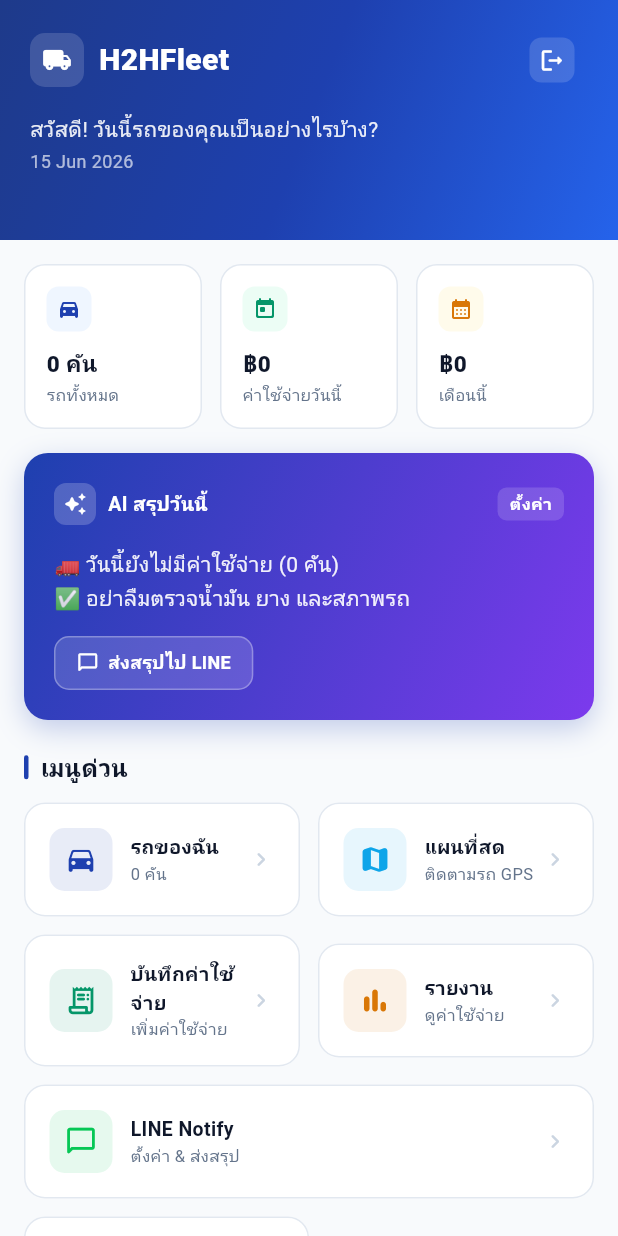
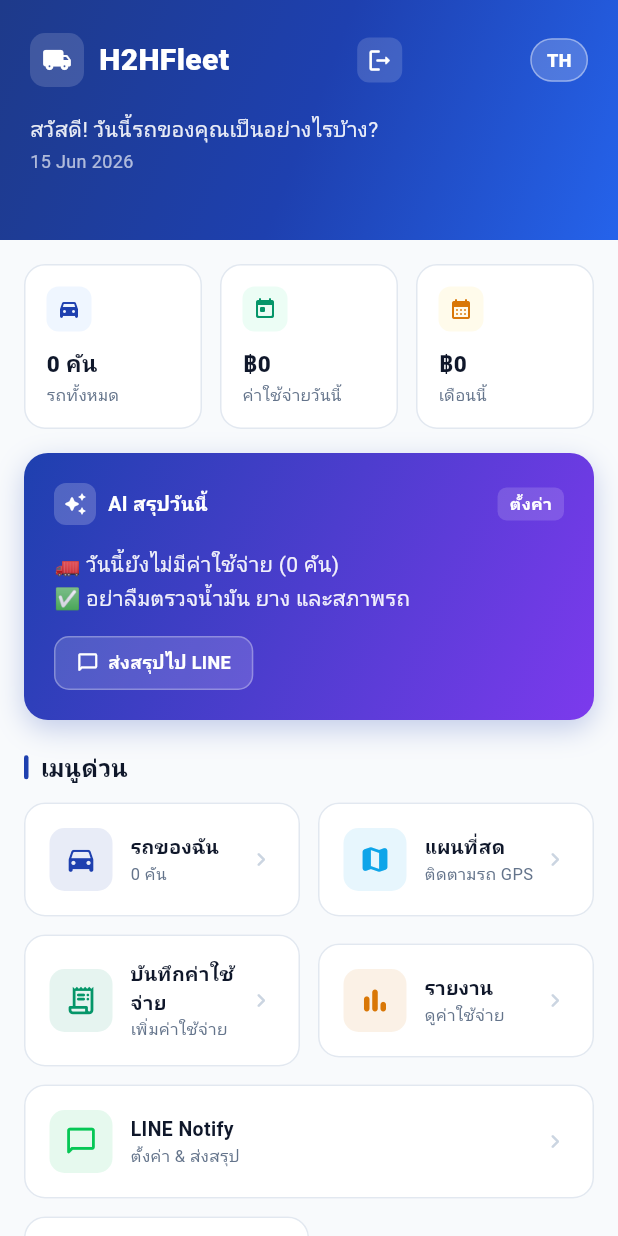
Before and after one commit to Rnai-io/H2Hfleet, a Flutter app: the screen it shows once a user with an empty profile is signed in, on a phone screen of 412 x 824 dp. Run offline on Flutter 3.47's test engine with Material 3 defaults, Android fonts, the phone set to English and light mode, and no system bars; our stand-ins replace dio, flutter_map, flutter_riverpod, geolocator, google_fonts, latlong2 and 2 more; accounts and stored records are empty; Roboto replaces fonts that are missing (Prompt).

Commit message:
Add TH/EN language support to Flutter app
- AppStrings: full TH/EN translation class
- localeProvider: Riverpod notifier + SharedPreferences persistence
- app.dart: use locale from provider
- dashboard: translate all labels, add TH/EN toggle button in header

Co-Authored-By: Claude Haiku 4.5 <noreply@anthropic.com>

```diff
--- a/h2hfleet/lib/app.dart
+++ b/h2hfleet/lib/app.dart
@@ -2,6 +2,7 @@ import 'package:flutter/material.dart';
 import 'package:flutter_riverpod/flutter_riverpod.dart';
 import 'core/theme/app_theme.dart';
 import 'providers/auth_provider.dart';
+import 'providers/locale_provider.dart';
 import 'features/auth/presentation/screens/login_screen.dart';
 import 'features/dashboard/presentation/screens/dashboard_screen.dart';
 
@@ -11,11 +12,14 @@ class H2HFleetApp extends ConsumerWidget {
   @override
   Widget build(BuildContext context, WidgetRef ref) {
     final userAsync = ref.watch(currentUserProvider);
+    final locale = ref.watch(localeProvider);
 
     return MaterialApp(
       title: 'H2HFleet',
       theme: AppTheme.light,
       debugShowCheckedModeBanner: false,
+      locale: locale,
+      supportedLocales: const [Locale('th'), Locale('en')],
       home: userAsync.when(
         data: (user) => user != null ? const DashboardScreen() : const LoginScreen(),
         loading: () => const Scaffold(body: Center(child: CircularProgressIndicator())),
--- a/h2hfleet/lib/features/dashboard/presentation/screens/dashboard_screen.dart
+++ b/h2hfleet/lib/features/dashboard/presentation/screens/dashboard_screen.dart
@@ -8,6 +8,7 @@ import '../../../../providers/auth_provider.dart';
 import '../../../../providers/vehicles_provider.dart';
 import '../../../../providers/expenses_provider.dart';
 import '../../../../providers/ai_provider.dart';
+import '../../../../providers/locale_provider.dart';
 import '../../../vehicles/presentation/screens/vehicle_list_screen.dart';
 import '../../../expenses/presentation/screens/expense_list_screen.dart';
 import '../../../expenses/presentation/screens/add_expense_dialog.dart';
@@ -24,6 +25,7 @@ class DashboardScreen extends ConsumerWidget {
     final vehiclesAsync = ref.watch(vehiclesProvider);
     final expensesAsync = ref.watch(expensesProvider);
     final aiSummaryAsync = ref.watch(aiSummaryProvider);
+    final s = ref.watch(strProvider);
 
     final now = DateTime.now();
     final todayTotal = expensesAsync.when(
@@ -62,8 +64,8 @@ class DashboardScreen extends ConsumerWidget {
         if (userId.isEmpty) {
           if (context.mounted) {
             ScaffoldMessenger.of(context).showSnackBar(
-              const SnackBar(
-                content: Text('กรุณาตั้งค่า LINE User ID ก่อน (กดเมนู LINE Notify)'),
+              SnackBar(
+                content: Text(s.noLineUserId),
                 backgroundColor: AppColors.warning,
               ),
             );
@@ -93,7 +95,7 @@ $summary
         if (context.mounted) {
           ScaffoldMessenger.of(context).showSnackBar(
             SnackBar(
-              content: Text(ok ? 'ส่งสรุปไป LINE สำเร็จ ✅' : 'ส่งไม่สำเร็จ'),
+              content: Text(ok ? s.sendLineSuccess : s.sendLineFail),
               backgroundColor: ok ? AppColors.success : AppColors.danger,
             ),
           );
@@ -154,7 +156,8 @@ $summary
                                         color: Colors.white, size: 20),
                                   ),
                                   const SizedBox(width: 10),
-                                  const Text('H2HFleet',
+                                  const Text(
+                            'H2HFleet',
                                     style: TextStyle(
                                       color: Colors.white, fontSize: 20,
                                       fontWeight: FontWeight.w800,
@@ -173,11 +176,26 @@ $summary
                                 ),
                                 onPressed: () => ref.read(authRepositoryProvider).logout(),
                               ),
+                              GestureDetector(
+                                onTap: () => ref.read(localeProvider.notifier).toggle(),
+                                child: Container(
+                                  padding: const EdgeInsets.symmetric(horizontal: 10, vertical: 5),
+                                  decoration: BoxDecoration(
+                                    color: Colors.white.withValues(alpha: 0.2),
+                                    borderRadius: BorderRadius.circular(20),
+                                    border: Border.all(color: Colors.white.withValues(alpha: 0.4)),
+                                  ),
+                                  child: Text(
+                                    s.isTh ? 'TH' : 'EN',
+                                    style: const TextStyle(color: Colors.white, fontSize: 12, fontWeight: FontWeight.w800),
+                                  ),
+                                ),
+                              ),
                             ],
                           ),
                           const SizedBox(height: 12),
                           Text(
-                            'สวัสดี! วันนี้รถของคุณเป็นอย่างไรบ้าง?',
+                            s.greeting,
                             style: TextStyle(
                               color: Colors.white.withValues(alpha: 0.9),
                               fontSize: 14, fontWeight: FontWeight.w400,
@@ -211,8 +229,8 @@ $summary
                         Expanded(
                           child: _StatCard(
                             icon: Icons.directions_car_filled_rounded,
-                            label: 'รถทั้งหมด',
-                            value: '$vehicleCount คัน',
+                            label: s.totalVehicles,
+                            value: '$vehicleCount ${s.vehiclesUnit}',
                             iconBg: AppColors.primarySurface,
                             iconColor: AppColors.primary,
                           ),
@@ -221,7 +239,7 @@ $summary
                         Expanded(
                           child: _StatCard(
                             icon: Icons.today_rounded,
-                            label: 'ค่าใช้จ่ายวันนี้',
+                            label: s.todayExpense,
                             value: '฿${currencyFormat.format(todayTotal)}',
                             iconBg: todayTotal > 5000 ? AppColors.dangerSurface : AppColors.successSurface,
                             iconColor: todayTotal > 5000 ? AppColors.danger : AppColors.success,
@@ -231,7 +249,7 @@ $summary
                         Expanded(
                           child: _StatCard(
                             icon: Icons.calendar_month_rounded,
-                            label: 'เดือนนี้',
+                            label: s.monthExpense,
                             value: '฿${currencyFormat.format(monthTotal)}',
                             iconBg: AppColors.warningSurface,
                             iconColor: AppColors.warning,
@@ -273,7 +291,7 @@ $summary
                                 child: const Icon(Icons.auto_awesome_rounded, color: Colors.white, size: 16),
                               ),
                               const SizedBox(width: 8),
-                              const Text('AI สรุปวันนี้',
+                              Text(s.aiSummaryTitle,
                                 style: TextStyle(color: Colors.white, fontSize: 13, fontWeight: FontWeight.w700),
                               ),
                               const Spacer(),
@@ -287,7 +305,7 @@ $summary
                                     color: Colors.white.withValues(alpha: 0.15),
                                     borderRadius: BorderRadius.circular(6),
                                   ),
-                                  child: const Text('ตั้งค่า',
+                                  child: Text(s.settings,
                                     style: TextStyle(color: Colors.white, fontSize: 11, fontWeight: FontWeight.w600)),
                                 ),
                               ),
@@ -315,14 +333,14 @@ $summary
                                       borderRadius: BorderRadius.circular(10),
                                       border: Border.all(color: Colors.white.withValues(alpha: 0.3)),
                                     ),
-                                    child: const Row(
+                                    child: Row(
                                       mainAxisSize: MainAxisSize.min,
                                       children: [
-                                        Icon(Icons.chat_bubble_outline_rounded,
+                                        const Icon(Icons.chat_bubble_outline_rounded,
                                             color: Colors.white, size: 15),
-                                        SizedBox(width: 6),
-                                        Text('ส่งสรุปไป LINE',
-                                            style: TextStyle(
+                                        const SizedBox(width: 6),
+                                        Text(s.sendToLine,
+                                            style: const TextStyle(
                                                 color: Colors.white,
                                                 fontSize: 12,
                                                 fontWeight: FontWeight.w700)),
@@ -339,11 +357,11 @@ $summary
                                   child: CircularProgressIndicator(strokeWidth: 2, color: Colors.white),
                                 ),
                                 const SizedBox(width: 10),
-                                Text('กำลังวิเคราะห์...', style: TextStyle(color: Colors.white.withValues(alpha: 0.7), fontSize: 13)),
+                                Text(s.analyzing, style: TextStyle(color: Colors.white.withValues(alpha: 0.7), fontSize: 13)),
                               ],
                             ),
                             error: (_, __) => Text(
-                              'ยังไม่มีข้อมูลสำหรับวันนี้',
+                              s.noDataToday,
                               style: TextStyle(color: Colors.white.withValues(alpha: 0.7), fontSize: 13),
                             ),
                           ),
@@ -353,15 +371,15 @@ $summary
                     const SizedBox(height: 20),
 
                     // Quick Menu
-                    const _SectionHeader('เมนูด่วน'),
+                    _SectionHeader(s.quickMenu),
                     const SizedBox(height: 12),
                     Row(
                       children: [
                         Expanded(
                           child: _QuickMenuCard(
                             icon: Icons.directions_car_rounded,
-                            label: 'รถของฉัน',
-                            subtitle: '$vehicleCount คัน',
+                            label: s.myVehicles,
+                            subtitle: '$vehicleCount ${s.vehiclesUnit}',
                             color: AppColors.primary,
                             onTap: () => Navigator.of(context).push(
                               MaterialPageRoute(builder: (_) => const VehicleListScreen()),
@@ -372,8 +390,8 @@ $summary
                         Expanded(
                           child: _QuickMenuCard(
                             icon: Icons.map_rounded,
-                            label: 'แผนที่สด',
-                            subtitle: 'ติดตามรถ GPS',
+                            label: s.liveMap,
+                            subtitle: s.trackGps,
                             color: const Color(0xFF0EA5E9),
                             onTap: () => Navigator.of(context).push(
                               MaterialPageRoute(builder: (_) => const MapScreen()),
@@ -388,8 +406,8 @@ $summary
                         Expanded(
                           child: _QuickMenuCard(
                             icon: Icons.receipt_long_rounded,
-                            label: 'บันทึกค่าใช้จ่าย',
-                            subtitle: 'เพิ่มค่าใช้จ่าย',
+                            label: s.addExpense,
+                            subtitle: s.addExpenseSubtitle,
                             color: AppColors.success,
                             onTap: () => showDialog(
                               context: context,
@@ -401,8 +419,8 @@ $summary
                         Expanded(
                           child: _QuickMenuCard(
                             icon: Icons.bar_chart_rounded,
-                            label: 'รายงาน',
-                            subtitle: 'ดูค่าใช้จ่าย',
+                            label: s.reports,
+                            subtitle: s.viewExpenses,
                             color: AppColors.warning,
                             onTap: () => Navigator.of(context).push(
                               MaterialPageRoute(builder: (_) => const ExpenseListScreen()),
@@ -417,8 +435,8 @@ $summary
                         Expanded(
                           child: _QuickMenuCard(
                             icon: Icons.chat_bubble_outline_rounded,
-                            label: 'LINE Notify',
-                            subtitle: 'ตั้งค่า & ส่งสรุป',
+                            label: s.lineNotify,
+                            subtitle: s.lineNotifySubtitle,
                             color: const Color(0xFF06C755),
                             onTap: () => Navigator.of(context).push(
                               MaterialPageRoute(builder: (_) => const LineSettingsScreen()),
@@ -433,8 +451,8 @@ $summary
                         Expanded(
                           child: _QuickMenuCard(
                             icon: Icons.drive_eta_rounded,
-                            label: 'โหมดคนขับ',
-                            subtitle: 'ส่ง GPS อัตโนมัติ',
+                            label: s.driverMode,
+                            subtitle: s.driverModeSubtitle,
                             color: AppColors.success,
                             onTap: () => Navigator.of(context).push(
                               MaterialPageRoute(builder: (_) => const DriverModeScreen()),
@@ -447,14 +465,14 @@ $summary
                     const SizedBox(height: 20),
 
                     // Recent Expenses
-                    const _SectionHeader('ค่าใช้จ่ายล่าสุด'),
+                    _SectionHeader(s.recentExpenses),
                     const SizedBox(height: 12),
                     expensesAsync.when(
                       data: (expenses) {
                         if (expenses.isEmpty) {
                           return _EmptyState(
                             icon: Icons.receipt_long_rounded,
-                            message: 'ยังไม่มีค่าใช้จ่าย\nกดเพิ่มค่าใช้จ่ายเพื่อเริ่มต้น',
+                            message: s.noExpenses,
                           );
                         }
                         return Container(
```
Also changed, not shown: h2hfleet/lib/core/i18n/app_strings.dart (added, +154 -0 lines), h2hfleet/lib/providers/locale_provider.dart (added, +37 -0 lines).
